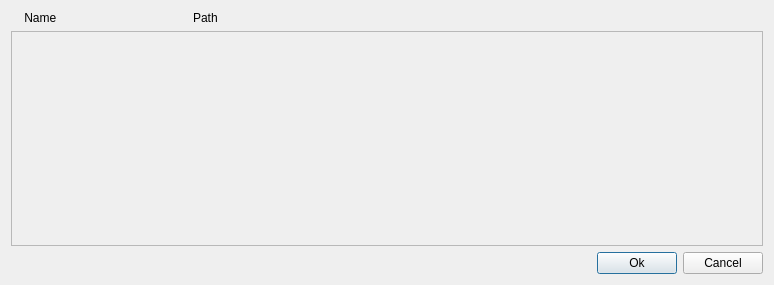
Before: the Qt Designer form ui/form.ui in iceanimations/SceneBundle, drawn with Qt 5.
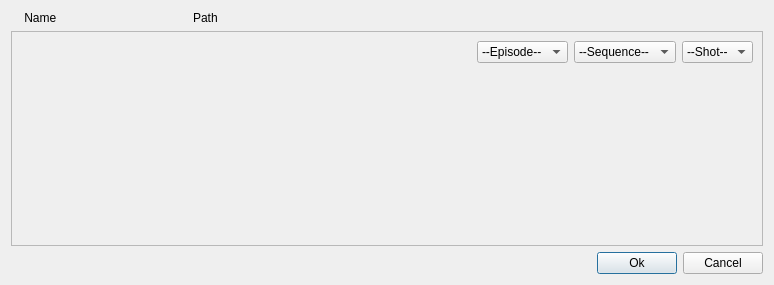
After: the same form once the commit is applied.

Commit message: deadline submission ui implemented

Patch:
```diff
--- a/ui/form.ui
+++ b/ui/form.ui
@@ -54,7 +54,52 @@
       </property>
       <layout class="QVBoxLayout" name="verticalLayout">
        <item>
-        <layout class="QVBoxLayout" name="itemsLayout"/>
+        <layout class="QVBoxLayout" name="itemsLayout">
+         <item>
+          <layout class="QHBoxLayout" name="horizontalLayout_3">
+           <item>
+            <spacer name="horizontalSpacer_2">
+             <property name="orientation">
+              <enum>Qt::Horizontal</enum>
+             </property>
+             <property name="sizeHint" stdset="0">
+              <size>
+               <width>40</width>
+               <height>20</height>
+              </size>
+             </property>
+            </spacer>
+           </item>
+           <item>
+            <widget class="QComboBox" name="epBox">
+             <item>
+              <property name="text">
+               <string>--Episode--</string>
+              </property>
+             </item>
+            </widget>
+           </item>
+           <item>
+            <widget class="QComboBox" name="seqBox">
+             <item>
+              <property name="text">
+               <string>--Sequence--</string>
+              </property>
+             </item>
+            </widget>
+           </item>
+           <item>
+            <widget class="QComboBox" name="shBox">
+             <item>
+              <property name="text">
+               <string>--Shot--</string>
+              </property>
+             </item>
+            </widget>
+           </item>
+          </layout>
+         </item>
+        </layout>
        </item>
        <item>
         <layout class="QVBoxLayout" name="verticalLayout_4">
```
The commit also changes 3 other files.
